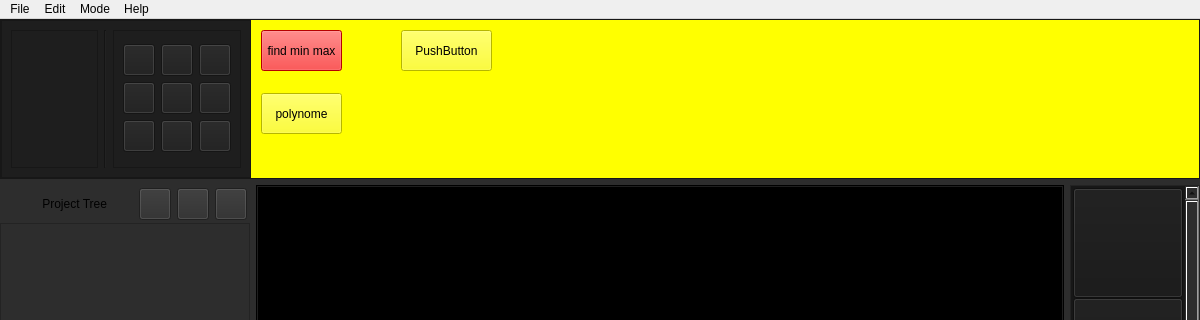
The window that form.ui (Meliani-Mehdi/Graphite_QT) describes before a commit, drawn with Qt 5; both pictures show x 0 to 1200 and y 0 to 320 of the 1200 by 673 pixel window.
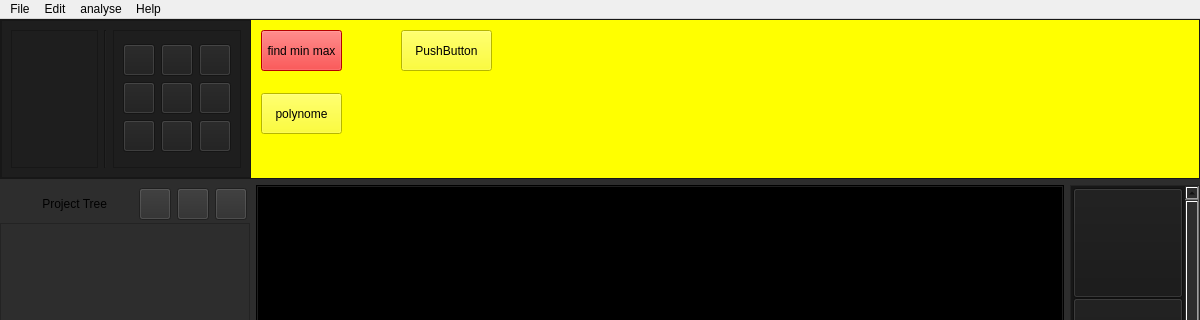
The same window after the commit. The open tabs and pages were chosen to show the change. Icons and pictures are not drawn.

What changed in the file:
```diff
--- a/form.ui
+++ b/form.ui
@@ -1044,7 +1044,7 @@
    </widget>
    <widget class="QMenu" name="menuMode">
     <property name="title">
-     <string>Mode</string>
+     <string>analyse</string>
     </property>
     <widget class="QMenu" name="menuBiology">
      <property name="title">
```
Left out of the diff: 8 changed lines with no effect on the pictures.
